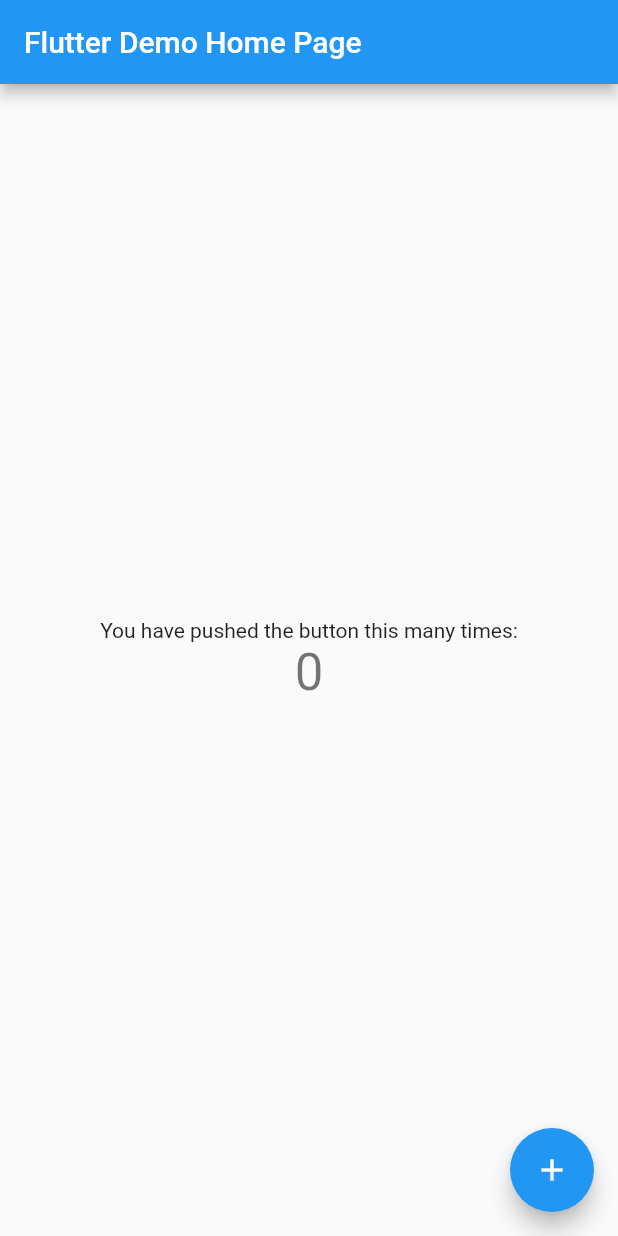
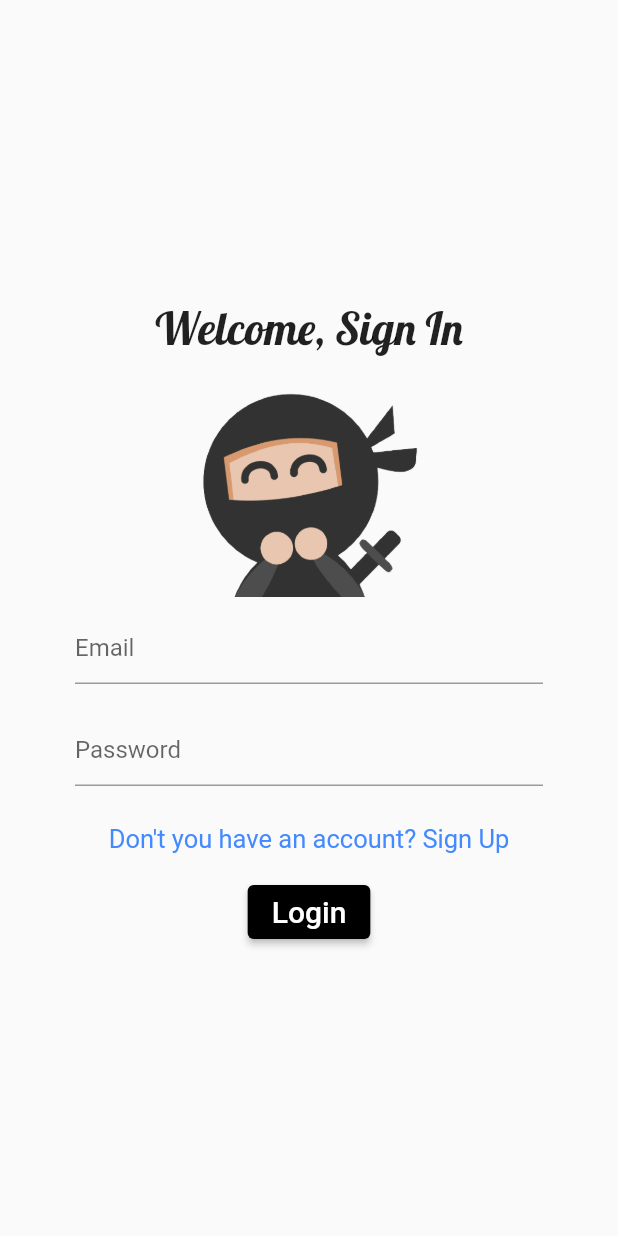
Before and after one commit to 203418/movil1, a Flutter app: the screen it shows after launch, on a phone screen of 412 x 824 dp. Run offline on Flutter 3.47's test engine with Material 2 defaults, Android fonts, the phone set to English and light mode, and no system bars.

Commit message:
login and register added

```diff
--- a/lib/main.dart
+++ b/lib/main.dart
@@ -1,4 +1,5 @@
 import 'package:flutter/material.dart';
+import 'package:movil_1/pages/login.dart';
 
 void main() {
   runApp(const MyApp());
@@ -13,103 +14,9 @@
     return MaterialApp(
       title: 'Flutter Demo',
       theme: ThemeData(
-        // This is the theme of your application.
-        //
-        // Try running your application with "flutter run". You'll see the
-        // application has a blue toolbar. Then, without quitting the app, try
-        // changing the primarySwatch below to Colors.green and then invoke
-        // "hot reload" (press "r" in the console where you ran "flutter run",
-        // or simply save your changes to "hot reload" in a Flutter IDE).
-        // Notice that the counter didn't reset back to zero; the application
-        // is not restarted.
         primarySwatch: Colors.blue,
       ),
-      home: const MyHomePage(title: 'Flutter Demo Home Page'),
+      home: const Login(),
     );
   }
 }
-
-class MyHomePage extends StatefulWidget {
-  const MyHomePage({super.key, required this.title});
-
-  // This widget is the home page of your application. It is stateful, meaning
-  // that it has a State object (defined below) that contains fields that affect
-  // how it looks.
-
-  // This class is the configuration for the state. It holds the values (in this
-  // case the title) provided by the parent (in this case the App widget) and
-  // used by the build method of the State. Fields in a Widget subclass are
-  // always marked "final".
-
-  final String title;
-
-  @override
-  State<MyHomePage> createState() => _MyHomePageState();
-}
-
-class _MyHomePageState extends State<MyHomePage> {
-  int _counter = 0;
-
-  void _incrementCounter() {
-    setState(() {
-      // This call to setState tells the Flutter framework that something has
-      // changed in this State, which causes it to rerun the build method below
-      // so that the display can reflect the updated values. If we changed
-      // _counter without calling setState(), then the build method would not be
-      // called again, and so nothing would appear to happen.
-      _counter++;
-    });
-  }
-
-  @override
-  Widget build(BuildContext context) {
-    // This method is rerun every time setState is called, for instance as done
-    // by the _incrementCounter method above.
-    //
-    // The Flutter framework has been optimized to make rerunning build methods
-    // fast, so that you can just rebuild anything that needs updating rather
-    // than having to individually change instances of widgets.
-    return Scaffold(
-      appBar: AppBar(
-        // Here we take the value from the MyHomePage object that was created by
-        // the App.build method, and use it to set our appbar title.
-        title: Text(widget.title),
-      ),
-      body: Center(
-        // Center is a layout widget. It takes a single child and positions it
-        // in the middle of the parent.
-        child: Column(
-          // Column is also a layout widget. It takes a list of children and
-          // arranges them vertically. By default, it sizes itself to fit its
-          // children horizontally, and tries to be as tall as its parent.
-          //
-          // Invoke "debug painting" (press "p" in the console, choose the
-          // "Toggle Debug Paint" action from the Flutter Inspector in Android
-          // Studio, or the "Toggle Debug Paint" command in Visual Studio Code)
-          // to see the wireframe for each widget.
-          //
-          // Column has various properties to control how it sizes itself and
-          // how it positions its children. Here we use mainAxisAlignment to
-          // center the children vertically; the main axis here is the vertical
-          // axis because Columns are vertical (the cross axis would be
-          // horizontal).
-          mainAxisAlignment: MainAxisAlignment.center,
-          children: <Widget>[
-            const Text(
-              'You have pushed the button this many times:',
-            ),
-            Text(
-              '$_counter',
-              style: Theme.of(context).textTheme.headline4,
-            ),
-          ],
-        ),
-      ),
-      floatingActionButton: FloatingActionButton(
-        onPressed: _incrementCounter,
-        tooltip: 'Increment',
-        child: const Icon(Icons.add),
-      ), // This trailing comma makes auto-formatting nicer for build methods.
-    );
-  }
-}
--- /dev/null
+++ b/lib/pages/login.dart
@@ -0,0 +1,85 @@
+import 'package:flutter/material.dart';
+import 'package:movil_1/pages/register.dart';
+
+class Login extends StatelessWidget {
+  const Login({super.key});
+
+  @override
+  Widget build(BuildContext context) {
+    return Scaffold(
+      resizeToAvoidBottomInset: false,
+      body: Center(
+        child: Padding(padding: const EdgeInsets.only(left: 50, right: 50, top: 200),
+        child: Column(
+          children: [
+            const Padding(
+              padding: EdgeInsets.only(bottom: 10),
+              child: Text(
+                'Welcome, Sign In',
+                style: TextStyle(
+                  fontSize: 30,
+                  fontFamily: 'Lobster'
+                ),
+              ),
+            ),
+            const Padding(
+              padding: EdgeInsets.only(bottom: 10),
+              child: SizedBox(
+                width: 150,
+                height: 150,
+                child: Image(
+                  image: AssetImage('assets/images/avatar1.png'),
+                ),
+              ),
+            ),
+            const Padding(
+              padding: EdgeInsets.only(bottom: 20),
+              child: TextField(
+                keyboardType: TextInputType.emailAddress,
+                decoration: InputDecoration(
+                  hintText: 'Email',
+                ),
+              ),
+            ),
+            const Padding(
+              padding: EdgeInsets.only(bottom: 25),
+              child: TextField(
+                obscureText: true,
+                decoration: InputDecoration(
+                  hintText: 'Password',
+                ),
+              ),
+            ),
+            Padding(
+              padding: const EdgeInsets.only(bottom: 15),
+              child: InkWell(
+                child: const Text(
+                  "Don't you have an account? Sign Up",
+                  style: TextStyle(
+                    color: Colors.blueAccent,
+                    fontSize: 17,
+                  ),
+                ),
+                onTap: () {
+                  Navigator.push(
+                    context,
+                    MaterialPageRoute(builder: (context) => const Register()),
+                  );
+                },
+              ),
+            ),
+            ElevatedButton(
+              style: ElevatedButton.styleFrom(
+                backgroundColor: Colors.black,
+              ),
+              onPressed: (){},
+              child: const Text('Login', style: TextStyle(fontSize: 20),),
+
+            ),
+          ],
+        ),
+      ),
+      )
+    );
+  }
+}
```
Also changed, not shown: lib/pages/register.dart (added, +125 -0 lines), pubspec.yaml (+6 -6 lines), assets/fonts/Lobster-Regular.ttf (added), assets/images/avatar1.png (added), assets/images/avatar2.png (added), assets/images/avatar3.png (added), assets/images/img01.jpg (added).
